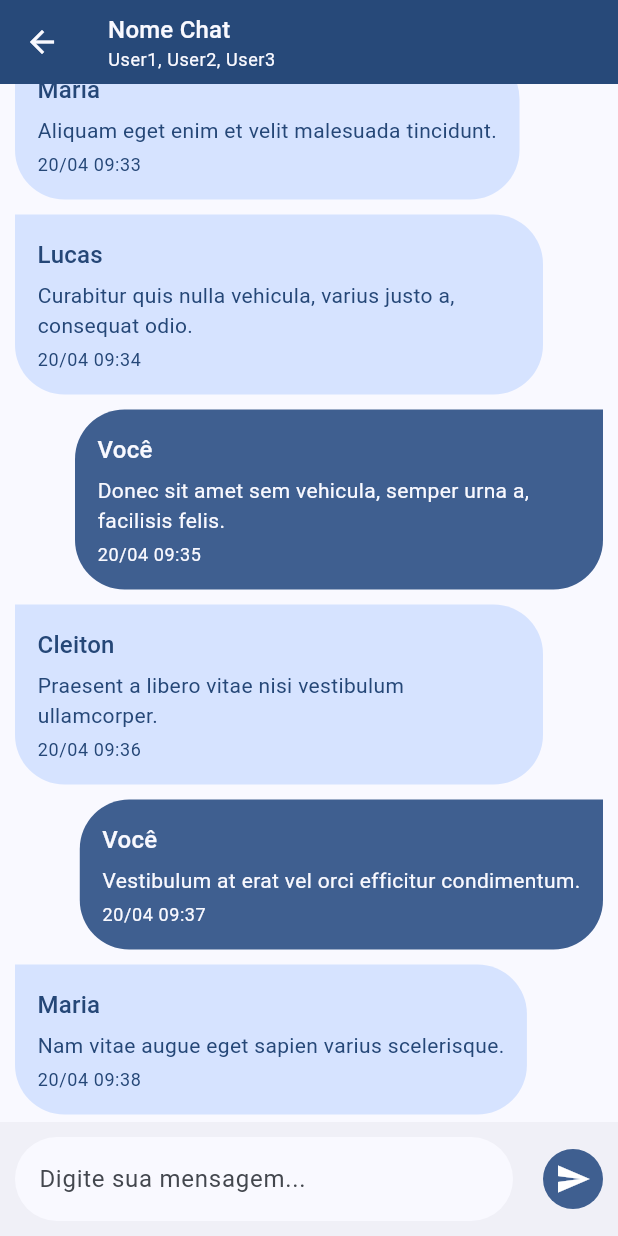
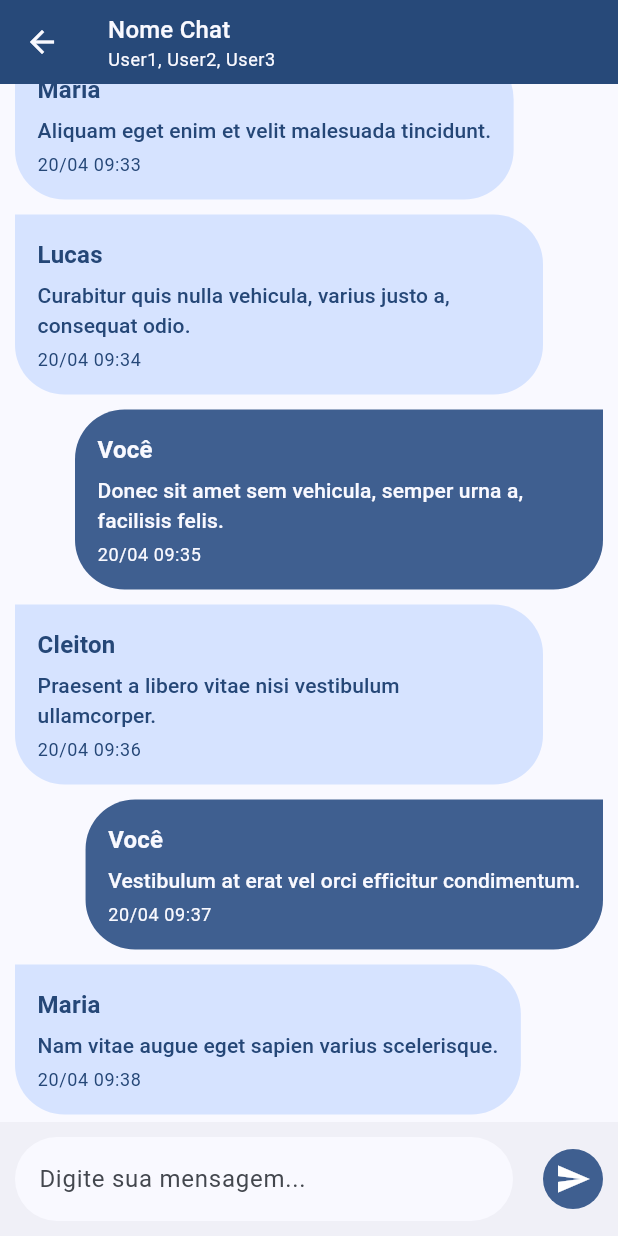
Before and after one commit to meirelesnic/SistemaDeCaronasUFF, a Flutter app: the ChatMessages screen opened directly, on a phone screen of 412 x 824 dp. Run offline on Flutter 3.47's test engine with Material 3 defaults, Android fonts, the phone set to English and light mode, and no system bars; our stand-ins replace cloud_firestore, dio, firebase_auth, firebase_core, font_awesome_flutter, google_sign_in and 1 more; missing offline and left inert: dart:ffi, open_street_map_search_and_pick; accounts and stored records are empty.

Commit message:
bubble font cfix

```diff
--- a/uff_caronas/lib/view/custom_widgets/messageBubble.dart
+++ b/uff_caronas/lib/view/custom_widgets/messageBubble.dart
@@ -48,6 +48,7 @@ class MessageBubble extends StatelessWidget {
             Text(
               username,
               style: Theme.of(context).textTheme.titleMedium?.copyWith(
+                    fontWeight: FontWeight.bold,
                     color: isSender
                         ? Theme.of(context).colorScheme.background
                         : Theme.of(context).colorScheme.onPrimaryContainer,
@@ -56,7 +57,7 @@ class MessageBubble extends StatelessWidget {
             SizedBox(height: 5),
             Text(
               message,
-              style: Theme.of(context).textTheme.bodyMedium?.copyWith(
+              style: Theme.of(context).textTheme.titleSmall?.copyWith(
                     color: isSender
                         ? Theme.of(context).colorScheme.background
                         : Theme.of(context).colorScheme.onPrimaryContainer,
```
